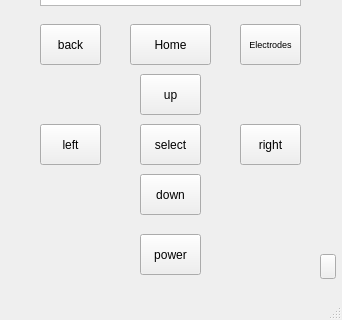
The window that COMP3004Project/mainwindow.ui (IanBechard/3004final) describes before a commit, drawn with Qt 5; both pictures show x 0 to 342 and y 223 to 543 of the 342 by 543 pixel window.
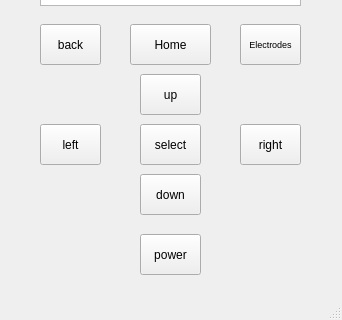
The same window after the commit.

Commit message: removed temp electrode button

```diff
--- a/COMP3004Project/mainwindow.ui
+++ b/COMP3004Project/mainwindow.ui
@@ -183,19 +183,6 @@
      <string>Main Menu</string>
     </property>
    </widget>
-   <widget class="QPushButton" name="electrodesConnected">
-    <property name="geometry">
-     <rect>
-      <x>320</x>
-      <y>460</y>
-      <width>16</width>
-      <height>25</height>
-     </rect>
-    </property>
-    <property name="text">
-     <string/>
-    </property>
-   </widget>
    <widget class="QPushButton" name="homeButton">
     <property name="geometry">
      <rect>
```
The commit also changes 2 other files.
